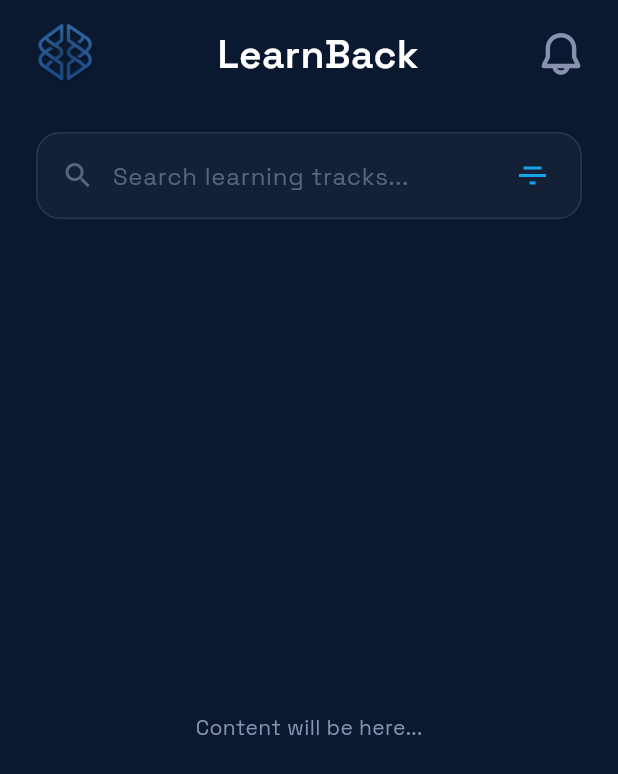
After one commit to iissad/learnback, a Flutter app: the HomeScreen screen opened directly, on a phone screen of 412 x 824 dp. The commit adds this screen. Shown: the top 774 px of the screen. Run offline on Flutter 3.47's test engine with Material 3 defaults, Android fonts, the light colour scheme and no system bars; our stand-ins replace dio, flutter_dotenv, flutter_riverpod, flutter_secure_storage, flutter_svg, go_router; accounts and stored records are empty.

Commit message:
Added: First implementaiton of teh home page and the bottom navigaiton bar

```diff
--- a/lib/app/app.dart
+++ b/lib/app/app.dart
@@ -1,18 +1,20 @@
-import 'package:flutter/material.dart';
+import 'package:flutter_riverpod/flutter_riverpod.dart';
 import 'package:learnback/app/router.dart';
 import 'package:learnback/app/theme/app_theme.dart';
 
-class App extends StatelessWidget {
+class App extends ConsumerWidget {
   const App({super.key});
 
   @override
-  Widget build(BuildContext context) {
+  Widget build(BuildContext context, WidgetRef ref) {
+    final router = ref.watch(routerProvider);
+
     return MaterialApp.router(
       title: 'LearnBack',
       theme: AppTheme.lightTheme,
       darkTheme: AppTheme.darkTheme,
       themeMode: ThemeMode.system,
-      routerConfig: goRouter,
+      routerConfig: router,
       debugShowCheckedModeBanner: false,
     );
   }
--- /dev/null
+++ b/lib/features/home/presentation/screens/home_screen.dart
@@ -0,0 +1,107 @@
+import 'package:flutter/material.dart';
+import 'package:flutter_svg/flutter_svg.dart';
+import 'package:learnback/app/theme/app_colors.dart';
+import 'package:learnback/app/theme/app_text_styles.dart';
+import 'package:learnback/core/constants/app_spacing.dart';
+
+class HomeScreen extends StatelessWidget {
+  const HomeScreen({super.key});
+
+  @override
+  Widget build(BuildContext context) {
+    return Scaffold(
+      backgroundColor: AppColors.darkBgPrimary,
+      body: SafeArea(
+        child: Padding(
+          padding: const EdgeInsets.symmetric(horizontal: AppSpacing.lg),
+          child: Column(
+            crossAxisAlignment: CrossAxisAlignment.start,
+            children: [
+              const SizedBox(height: AppSpacing.md),
+              // Top Bar
+              Row(
+                mainAxisAlignment: MainAxisAlignment.spaceBetween,
+                children: [
+                  Image.asset('assets/icons/logo.png', width: 40, height: 40),
+                  const Text('LearnBack', style: AppTextStyles.headingLarge),
+                  SvgPicture.asset(
+                    'assets/icons/notification.svg',
+                    width: 28,
+                    height: 28,
+                    colorFilter: const ColorFilter.mode(
+                      AppColors.darkTextSecondary,
+                      BlendMode.srcIn,
+                    ),
+                  ),
+                ],
+              ),
+              const SizedBox(height: AppSpacing.xl),
+              // Search Bar
+              Container(
+                padding: const EdgeInsets.symmetric(
+                  horizontal: 16,
+                  vertical: 4,
+                ),
+                decoration: BoxDecoration(
+                  color: const Color(0xFF1B263B).withOpacity(0.5),
+                  borderRadius: BorderRadius.circular(16),
+                  border: Border.all(
+                    color: Colors.white.withOpacity(0.1),
+                    width: 1,
+                  ),
+                ),
+                child: Row(
+                  children: [
+                    Icon(
+                      Icons.search,
+                      color: AppColors.darkTextSecondary.withOpacity(0.6),
+                      size: 22,
+                    ),
+                    const SizedBox(width: 12),
+                    Expanded(
+                      child: TextField(
+                        style: AppTextStyles.bodyLarge.copyWith(
+                          color: Colors.white,
+                        ),
+                        decoration: InputDecoration(
+                          hintText: 'Search learning tracks...',
+                          hintStyle: AppTextStyles.bodyMedium.copyWith(
+                            color: AppColors.darkTextSecondary.withOpacity(0.6),
+                            fontSize: 16,
+                          ),
+                          border: InputBorder.none,
+                          contentPadding: const EdgeInsets.symmetric(
+                            vertical: 12,
+                          ),
+                        ),
+                      ),
+                    ),
+                    // Custom Filter Icon
+                    Container(
+                      padding: const EdgeInsets.all(4),
+                      child: SvgPicture.string(
+                        '''<svg width="24" height="24" viewBox="0 0 24 24" fill="none" xmlns="http://www.w3.org/2000/svg">
+<path d="M10 18V16H14V18H10ZM3 13V11H21V13H3ZM6 8V6H18V8H6Z" fill="#13A4EC"/>
+</svg>''',
+                        width: 24,
+                        height: 24,
+                      ),
+                    ),
+                  ],
+                ),
+              ),
+              const Expanded(
+                child: Center(
+                  child: Text(
+                    'Content will be here...',
+                    style: AppTextStyles.bodyMedium,
+                  ),
+                ),
+              ),
+            ],
+          ),
+        ),
+      ),
+    );
+  }
+}
```
Also changed, not shown: lib/app/router.dart (+32 -1 lines), lib/features/auth/presentation/screens/confirm_email_screen.dart (+5 -3 lines), lib/features/home/presentation/screens/main_screen.dart (added, +43 -0 lines), lib/features/home/presentation/widgets/custom_bottom_nav.dart (added, +75 -0 lines), lib/features/matching/presentation/screens/matching_screen.dart (added, +17 -0 lines), lib/features/profile/presentation/screens/profile_screen.dart (added, +17 -0 lines), lib/features/roadmap/presentation/screens/roadmap_screen.dart (added, +17 -0 lines), lib/features/splash/presentation/screens/splash_screen.dart (+6 -2 lines), assets/icons/home.svg (added), assets/icons/matching.svg (added), assets/icons/notification.svg (added), assets/icons/profile.svg (added), assets/icons/roadmap.svg (added).
